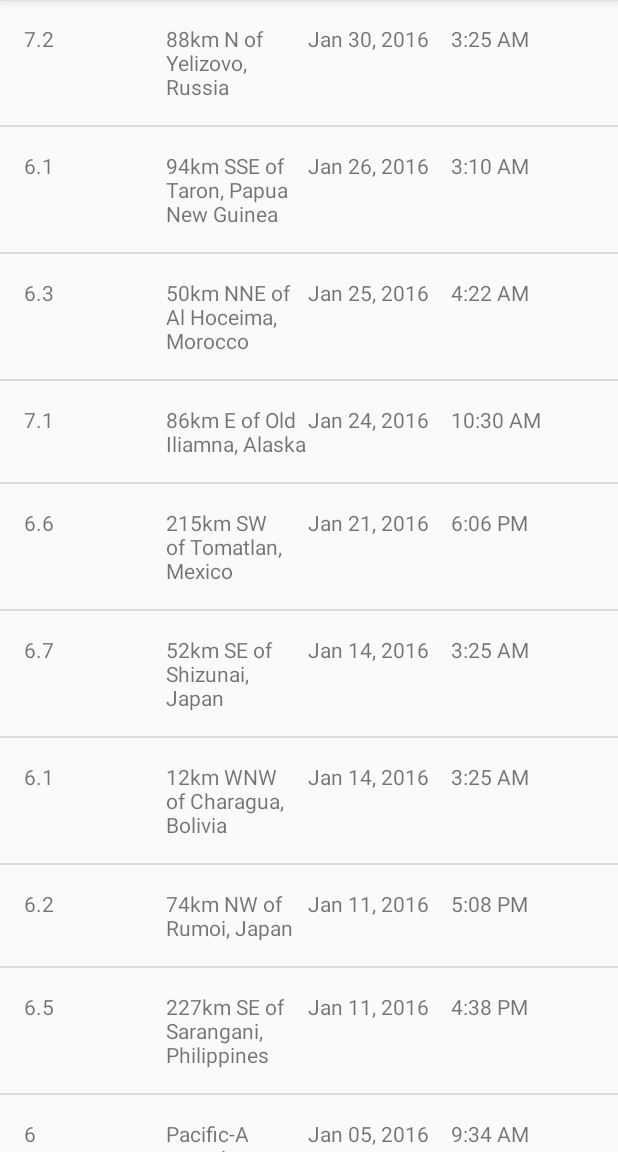
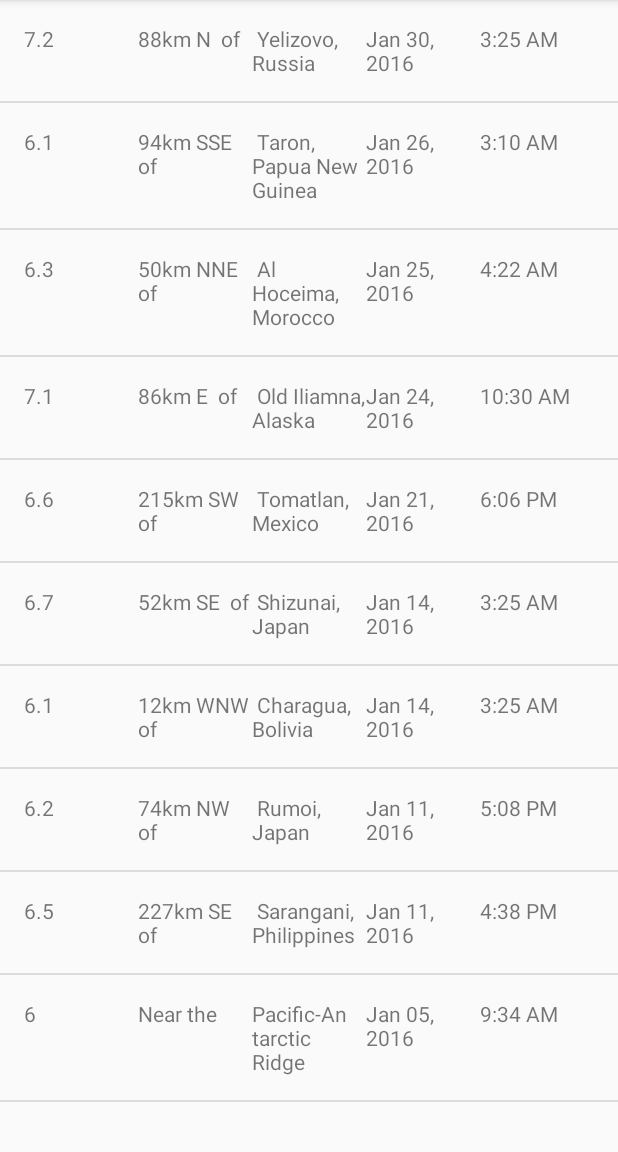
Before and after one commit to sagarchoudhary96/QuakeReport-App, an Android app: the screen it shows after launch (EarthquakeActivity), on a phone screen of 412 x 824 dp, the part 84-1236 px from its top. Run offline under Robolectric (Android 15) with nearby library versions, the phone set to English and light mode, and no system bars.

Commit message:
location seperated into two different text views

```diff
--- a/app/src/main/java/com/example/android/quakereport/EarthquakeAdapter.java
+++ b/app/src/main/java/com/example/android/quakereport/EarthquakeAdapter.java
@@ -15,6 +15,8 @@ import java.util.Date;
  * Created by admin on 31-07-2016.
  */
 public class EarthquakeAdapter extends ArrayAdapter<Earthquake> {
+
+    private static final String LOCATION_SEPARATOR = "of";
 
     public EarthquakeAdapter(Context context, ArrayList<Earthquake> earthquakes) {
         super(context, 0, earthquakes);
@@ -35,8 +37,30 @@ public class EarthquakeAdapter extends ArrayAdapter<Earthquake> {
         TextView magnitude_textview = (TextView) listItemView.findViewById(R.id.magnitude);
         magnitude_textview.setText(currentEarthquake.getMagnitude());
 
-        TextView location_textview = (TextView) listItemView.findViewById(R.id.location);
-        location_textview.setText(currentEarthquake.getLocation());
+        // to get the location of the current earthquake
+        String currentLocation = currentEarthquake.getLocation();
+
+        // variables for storing offset location and primary location
+        String location_primary;
+        String location_offset;
+
+        if (currentLocation.contains(LOCATION_SEPARATOR)) {
+            String[] location_parts = currentLocation.split(LOCATION_SEPARATOR);
+
+            location_offset = location_parts[0] +  " of";
+            location_primary = location_parts[1];
+        }
+        else {
+            // if there are no km's gives then offset location is set to "Near the"
+            location_offset = getContext().getString(R.string.near_the);
+            location_primary = currentLocation;
+        }
+
+        TextView offsetLocation_textview = (TextView) listItemView.findViewById(R.id.location_offset);
+        offsetLocation_textview.setText(location_offset);
+
+        TextView primaryLocation_textview = (TextView) listItemView.findViewById(R.id.location_primary);
+        primaryLocation_textview.setText(location_primary);
 
         TextView date_textview = (TextView) listItemView.findViewById(R.id.date);
 
--- a/app/src/main/res/layout/earthquake_list_item.xml
+++ b/app/src/main/res/layout/earthquake_list_item.xml
@@ -15,11 +15,18 @@
         tools:text = "6.7"/>
 
     <TextView
-        android:id="@+id/location"
+        android:id="@+id/location_offset"
+        android:layout_width="0dp"
+        android:layout_height="wrap_content"
+        android:layout_weight="1"
+        tools:text = "27 km S of"/>
+    <TextView
+        android:id="@+id/location_primary"
         android:layout_width="0dp"
         android:layout_height="wrap_content"
         android:layout_weight="1"
         tools:text = "Gurgaon, HR"/>
+
 
     <TextView
         android:id="@+id/date"
--- a/app/src/main/res/values/strings.xml
+++ b/app/src/main/res/values/strings.xml
@@ -15,4 +15,7 @@
 -->
 <resources>
     <string name="app_name">Quake Report</string>
+
+    <!--Default textview to show location if no km's are not specified-->
+    <string name="near_the">Near the</string>
 </resources>
```
Also changed, not shown: 1 other file.
